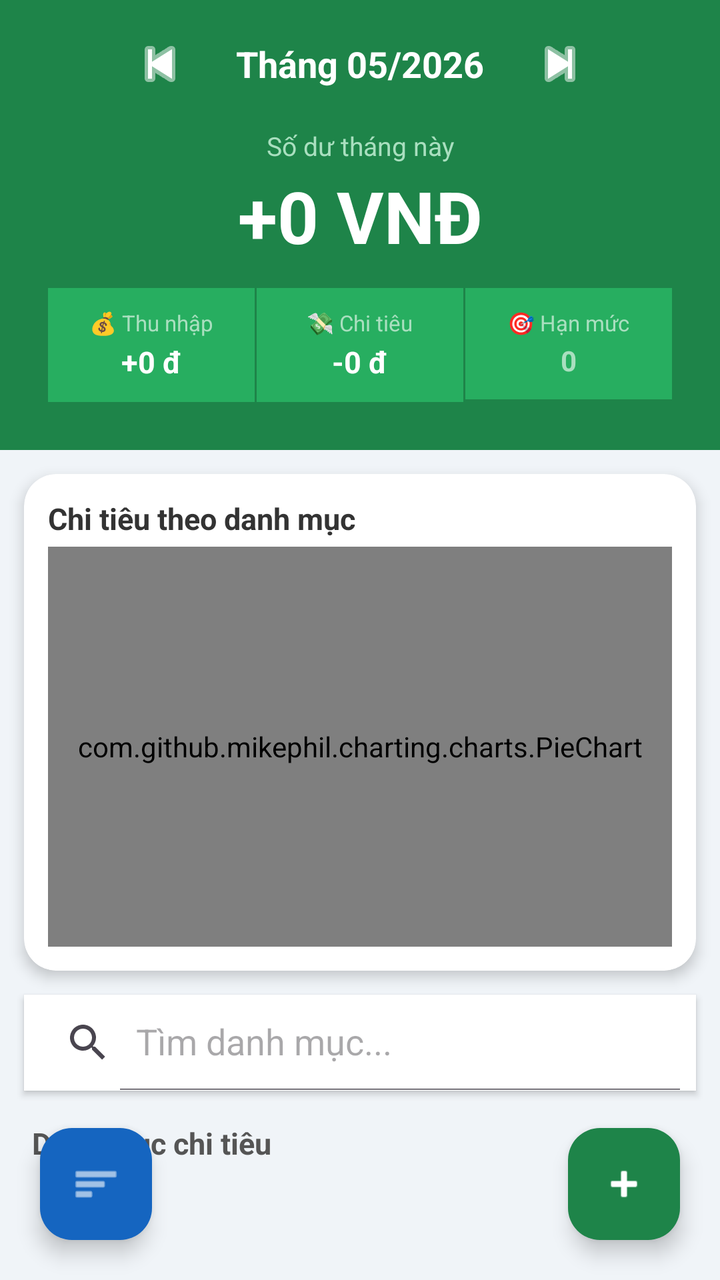
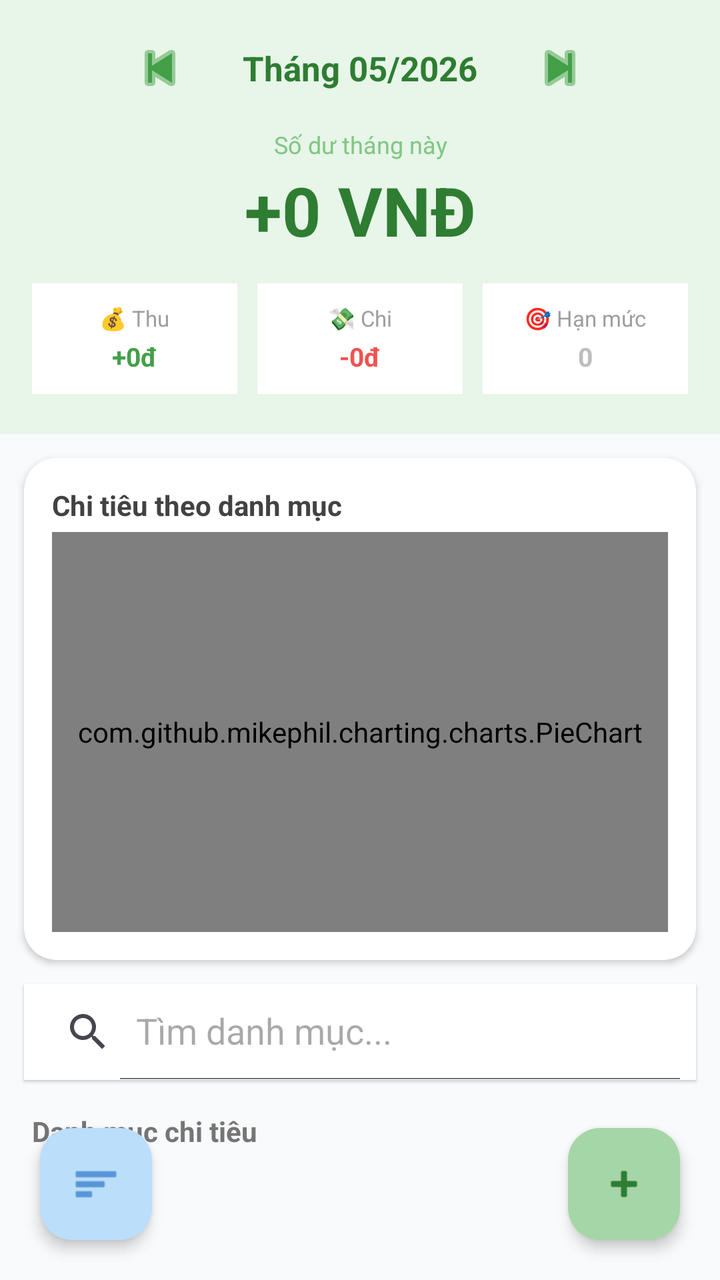

Two renders of the same Android screen: before a commit and after it. Below are the layout's source before the change and the commit's diff.
<!-- AndroidManifest.xml: application theme Theme.QuanLyChiTieu -->
<!-- res/layout/activity_main.xml -->
<?xml version="1.0" encoding="utf-8"?>
<RelativeLayout xmlns:android="http://schemas.android.com/apk/res/android"
    xmlns:app="http://schemas.android.com/apk/res-auto"
    android:layout_width="match_parent"
    android:layout_height="match_parent"
    android:background="#F0F4F8">

    <LinearLayout
        android:id="@+id/layoutHeader"
        android:layout_width="match_parent"
        android:layout_height="wrap_content"
        android:orientation="vertical"
        android:background="#1E8449"
        android:paddingBottom="24dp">

        <LinearLayout
            android:id="@+id/layoutMonthPicker"
            android:layout_width="match_parent"
            android:layout_height="wrap_content"
            android:orientation="horizontal"
            android:gravity="center"
            android:paddingTop="12dp"
            android:paddingBottom="4dp">

            <ImageButton
                android:id="@+id/btnPrevMonth"
                android:layout_width="40dp"
                android:layout_height="40dp"
                android:src="@android:drawable/ic_media_previous"
                android:background="?attr/selectableItemBackgroundBorderless"
                app:tint="#FFFFFF"/>

            <TextView
                android:id="@+id/tvCurrentMonth"
                android:layout_width="160dp"
                android:layout_height="wrap_content"
                android:text="Tháng 05/2026"
                android:textAlignment="center"
                android:textColor="#FFFFFF"
                android:textSize="18sp"
                android:textStyle="bold"/>

            <ImageButton
                android:id="@+id/btnNextMonth"
                android:layout_width="40dp"
                android:layout_height="40dp"
                android:src="@android:drawable/ic_media_next"
                android:background="?attr/selectableItemBackgroundBorderless"
                app:tint="#FFFFFF"/>
        </LinearLayout>

        <TextView
            android:layout_width="match_parent"
            android:layout_height="wrap_content"
            android:text="Số dư tháng này"
            android:textColor="#A9DFBF"
            android:textSize="13sp"
            android:gravity="center"
            android:layout_marginTop="8dp"/>

        <TextView
            android:id="@+id/tvTotalBalance"
            android:layout_width="match_parent"
            android:layout_height="wrap_content"
            android:text="+0 VNĐ"
            android:textColor="#FFFFFF"
            android:textSize="36sp"
            android:textStyle="bold"
            android:gravity="center"
            android:layout_marginTop="2dp"/>

        <LinearLayout
            android:layout_width="match_parent"
            android:layout_height="wrap_content"
            android:orientation="horizontal"
            android:layout_marginTop="12dp"
            android:paddingHorizontal="24dp">

            <LinearLayout
                android:layout_width="0dp"
                android:layout_height="wrap_content"
                android:layout_weight="1"
                android:orientation="vertical"
                android:gravity="center"
                android:background="#27AE60"
                android:padding="10dp">

                <TextView
                    android:layout_width="wrap_content"
                    android:layout_height="wrap_content"
                    android:text="💰 Thu nhập"
                    android:textColor="#A9DFBF"
                    android:textSize="11sp"/>

                <TextView
                    android:id="@+id/tvIncome"
                    android:layout_width="wrap_content"
                    android:layout_height="wrap_content"
                    android:text="+0 đ"
                    android:textColor="#FFFFFF"
                    android:textSize="15sp"
                    android:textStyle="bold"
                    android:layout_marginTop="2dp"/>
            </LinearLayout>

            <View android:layout_width="1dp" android:layout_height="match_parent" android:background="#1E8449"/>

            <LinearLayout
                android:layout_width="0dp"
                android:layout_height="wrap_content"
                android:layout_weight="1"
                android:orientation="vertical"
                android:gravity="center"
                android:background="#27AE60"
                android:padding="10dp">

                <TextView
                    android:layout_width="wrap_content"
                    android:layout_height="wrap_content"
                    android:text="💸 Chi tiêu"
                    android:textColor="#A9DFBF"
                    android:textSize="11sp"/>

                <TextView
                    android:id="@+id/tvExpense"
                    android:layout_width="wrap_content"
                    android:layout_height="wrap_content"
                    android:text="-0 đ"
                    android:textColor="#FFFFFF"
                    android:textSize="15sp"
                    android:textStyle="bold"
                    android:layout_marginTop="2dp"/>
            </LinearLayout>

            <View android:layout_width="1dp" android:layout_height="match_parent" android:background="#1E8449"/>

            <LinearLayout
                android:layout_width="0dp"
                android:layout_height="wrap_content"
                android:layout_weight="1"
                android:orientation="vertical"
                android:gravity="center"
                android:background="#27AE60"
                android:padding="10dp">

                <TextView
                    android:layout_width="wrap_content"
                    android:layout_height="wrap_content"
                    android:text="🎯 Hạn mức"
                    android:textColor="#A9DFBF"
                    android:textSize="11sp"/>

                <EditText
                    android:id="@+id/etBudget"
                    android:layout_width="match_parent"
                    android:layout_height="wrap_content"
                    android:hint="0"
                    android:inputType="number"
                    android:textColor="#FFFFFF"
                    android:textColorHint="#A9DFBF"
                    android:textSize="14sp"
                    android:textStyle="bold"
                    android:background="@android:color/transparent"
                    android:gravity="center"
                    android:layout_marginTop="2dp"/>
            </LinearLayout>
        </LinearLayout>
    </LinearLayout>

    <ScrollView
        android:id="@+id/scrollContent"
        android:layout_width="match_parent"
        android:layout_height="match_parent"
        android:layout_below="@id/layoutHeader"
        android:paddingBottom="80dp"
        android:clipToPadding="false">

        <LinearLayout
            android:layout_width="match_parent"
            android:layout_height="wrap_content"
            android:orientation="vertical">

            <androidx.cardview.widget.CardView
                android:layout_width="match_parent"
                android:layout_height="wrap_content"
                android:layout_margin="12dp"
                app:cardCornerRadius="16dp"
                app:cardElevation="4dp">

                <LinearLayout
                    android:layout_width="match_parent"
                    android:layout_height="wrap_content"
                    android:orientation="vertical"
                    android:padding="12dp">

                    <TextView
                        android:layout_width="wrap_content"
                        android:layout_height="wrap_content"
                        android:text="Chi tiêu theo danh mục"
                        android:textSize="15sp"
                        android:textStyle="bold"
                        android:textColor="#333333"
                        android:layout_marginBottom="4dp"/>

                    <com.github.mikephil.charting.charts.PieChart
                        android:id="@+id/pieChart"
                        android:layout_width="match_parent"
                        android:layout_height="200dp"/>
                </LinearLayout>
            </androidx.cardview.widget.CardView>

            <androidx.appcompat.widget.SearchView
                android:id="@+id/searchView"
                android:layout_width="match_parent"
                android:layout_height="wrap_content"
                android:layout_marginHorizontal="12dp"
                android:layout_marginBottom="4dp"
                android:background="#FFFFFF"
                android:elevation="2dp"
                app:queryHint="Tìm danh mục..."
                app:iconifiedByDefault="false"/>

            <TextView
                android:id="@+id/tvHistoryLabel"
                android:layout_width="wrap_content"
                android:layout_height="wrap_content"
                android:text="Danh mục chi tiêu"
                android:textStyle="bold"
                android:textSize="15sp"
                android:textColor="#555555"
                android:layout_marginStart="16dp"
                android:layout_marginTop="12dp"
                android:layout_marginBottom="4dp"/>

            <androidx.recyclerview.widget.RecyclerView
                android:id="@+id/rvTransactions"
                android:layout_width="match_parent"
                android:layout_height="wrap_content"
                android:nestedScrollingEnabled="false"/>
        </LinearLayout>
    </ScrollView>

    <com.google.android.material.floatingactionbutton.FloatingActionButton
        android:id="@+id/fabAdd"
        android:layout_width="wrap_content"
        android:layout_height="wrap_content"
        android:layout_alignParentEnd="true"
        android:layout_alignParentBottom="true"
        android:layout_margin="20dp"
        android:src="@android:drawable/ic_input_add"
        app:backgroundTint="#1E8449"
        app:tint="@android:color/white"
        app:elevation="6dp"/>

    <com.google.android.material.floatingactionbutton.FloatingActionButton
        android:id="@+id/fabStats"
        android:layout_width="wrap_content"
        android:layout_height="wrap_content"
        android:layout_alignParentStart="true"
        android:layout_alignParentBottom="true"
        android:layout_margin="20dp"
        android:src="@android:drawable/ic_menu_sort_by_size"
        app:backgroundTint="#1565C0"
        app:tint="@android:color/white"
        app:elevation="6dp"/>
</RelativeLayout>
<!-- resources referenced by this layout -->
<resources>
  <style name="Theme.QuanLyChiTieu" parent="Base.Theme.QuanLyChiTieu" />
  <style name="Base.Theme.QuanLyChiTieu" parent="Theme.Material3.DayNight.NoActionBar">
          
          
      </style>
</resources>

<!-- the commit's change to res/layout/activity_main.xml (unified diff, before → after) -->
@@ -3,15 +3,15 @@
     xmlns:app="http://schemas.android.com/apk/res-auto"
     android:layout_width="match_parent"
     android:layout_height="match_parent"
-    android:background="#F0F4F8">
+    android:background="#F9FAFB">
 
     <LinearLayout
         android:id="@+id/layoutHeader"
         android:layout_width="match_parent"
         android:layout_height="wrap_content"
         android:orientation="vertical"
-        android:background="#1E8449"
-        android:paddingBottom="24dp">
+        android:background="#E8F5E9"
+        android:paddingBottom="20dp">
 
         <LinearLayout
             android:id="@+id/layoutMonthPicker"
@@ -19,7 +19,7 @@
             android:layout_height="wrap_content"
             android:orientation="horizontal"
             android:gravity="center"
-            android:paddingTop="12dp"
+            android:paddingTop="14dp"
             android:paddingBottom="4dp">
 
             <ImageButton
@@ -28,7 +28,7 @@
                 android:layout_height="40dp"
                 android:src="@android:drawable/ic_media_previous"
                 android:background="?attr/selectableItemBackgroundBorderless"
-                app:tint="#FFFFFF"/>
+                app:tint="#43A047"/>
 
             <TextView
                 android:id="@+id/tvCurrentMonth"
@@ -36,8 +36,8 @@
                 android:layout_height="wrap_content"
                 android:text="Tháng 05/2026"
                 android:textAlignment="center"
-                android:textColor="#FFFFFF"
-                android:textSize="18sp"
+                android:textColor="#2E7D32"
+                android:textSize="17sp"
                 android:textStyle="bold"/>
 
             <ImageButton
@@ -46,25 +46,25 @@
                 android:layout_height="40dp"
                 android:src="@android:drawable/ic_media_next"
                 android:background="?attr/selectableItemBackgroundBorderless"
-                app:tint="#FFFFFF"/>
+                app:tint="#43A047"/>
         </LinearLayout>
 
         <TextView
             android:layout_width="match_parent"
             android:layout_height="wrap_content"
             android:text="Số dư tháng này"
-            android:textColor="#A9DFBF"
-            android:textSize="13sp"
+            android:textColor="#81C784"
+            android:textSize="12sp"
             android:gravity="center"
-            android:layout_marginTop="8dp"/>
+            android:layout_marginTop="6dp"/>
 
         <TextView
             android:id="@+id/tvTotalBalance"
             android:layout_width="match_parent"
             android:layout_height="wrap_content"
             android:text="+0 VNĐ"
-            android:textColor="#FFFFFF"
-            android:textSize="36sp"
+            android:textColor="#2E7D32"
+            android:textSize="34sp"
             android:textStyle="bold"
             android:gravity="center"
             android:layout_marginTop="2dp"/>
@@ -73,8 +73,9 @@
             android:layout_width="match_parent"
             android:layout_height="wrap_content"
             android:orientation="horizontal"
-            android:layout_marginTop="12dp"
-            android:paddingHorizontal="24dp">
+            android:layout_marginTop="14dp"
+            android:paddingHorizontal="16dp"
+            android:weightSum="3">
 
             <LinearLayout
                 android:layout_width="0dp"
@@ -82,28 +83,27 @@
                 android:layout_weight="1"
                 android:orientation="vertical"
                 android:gravity="center"
-                android:background="#27AE60"
-                android:padding="10dp">
-
-                <TextView
-                    android:layout_width="wrap_content"
-                    android:layout_height="wrap_content"
-                    android:text="💰 Thu nhập"
-                    android:textColor="#A9DFBF"
+                android:background="#FFFFFF"
+                android:padding="10dp"
+                android:layout_marginEnd="5dp">
+
+                <TextView
+                    android:layout_width="wrap_content"
+                    android:layout_height="wrap_content"
+                    android:text="💰 Thu"
+                    android:textColor="#9E9E9E"
                     android:textSize="11sp"/>
 
                 <TextView
                     android:id="@+id/tvIncome"
                     android:layout_width="wrap_content"
                     android:layout_height="wrap_content"
-                    android:text="+0 đ"
-                    android:textColor="#FFFFFF"
-                    android:textSize="15sp"
+                    android:text="+0đ"
+                    android:textColor="#43A047"
+                    android:textSize="13sp"
                     android:textStyle="bold"
-                    android:layout_marginTop="2dp"/>
+                    android:layout_marginTop="3dp"/>
             </LinearLayout>
-
-            <View android:layout_width="1dp" android:layout_height="match_parent" android:background="#1E8449"/>
 
             <LinearLayout
                 android:layout_width="0dp"
@@ -111,28 +111,27 @@
                 android:layout_weight="1"
                 android:orientation="vertical"
                 android:gravity="center"
-                android:background="#27AE60"
-                android:padding="10dp">
-
-                <TextView
-                    android:layout_width="wrap_content"
-                    android:layout_height="wrap_content"
-                    android:text="💸 Chi tiêu"
-                    android:textColor="#A9DFBF"
+                android:background="#FFFFFF"
+                android:padding="10dp"
+                android:layout_marginHorizontal="5dp">
+
+                <TextView
+                    android:layout_width="wrap_content"
+                    android:layout_height="wrap_content"
+                    android:text="💸 Chi"
+                    android:textColor="#9E9E9E"
                     android:textSize="11sp"/>
 
                 <TextView
                     android:id="@+id/tvExpense"
                     android:layout_width="wrap_content"
                     android:layout_height="wrap_content"
-                    android:text="-0 đ"
-                    android:textColor="#FFFFFF"
-                    android:textSize="15sp"
+                    android:text="-0đ"
+                    android:textColor="#EF5350"
+                    android:textSize="13sp"
                     android:textStyle="bold"
-                    android:layout_marginTop="2dp"/>
+                    android:layout_marginTop="3dp"/>
             </LinearLayout>
-
-            <View android:layout_width="1dp" android:layout_height="match_parent" android:background="#1E8449"/>
 
             <LinearLayout
                 android:layout_width="0dp"
@@ -140,14 +139,15 @@
                 android:layout_weight="1"
                 android:orientation="vertical"
                 android:gravity="center"
-                android:background="#27AE60"
-                android:padding="10dp">
+                android:background="#FFFFFF"
+                android:padding="10dp"
+                android:layout_marginStart="5dp">
 
                 <TextView
                     android:layout_width="wrap_content"
                     android:layout_height="wrap_content"
                     android:text="🎯 Hạn mức"
-                    android:textColor="#A9DFBF"
+                    android:textColor="#9E9E9E"
                     android:textSize="11sp"/>
 
                 <EditText
@@ -156,19 +156,18 @@
                     android:layout_height="wrap_content"
                     android:hint="0"
                     android:inputType="number"
-                    android:textColor="#FFFFFF"
-                    android:textColorHint="#A9DFBF"
-                    android:textSize="14sp"
+                    android:textColor="#FB8C00"
+                    android:textColorHint="#BDBDBD"
+                    android:textSize="13sp"
                     android:textStyle="bold"
                     android:background="@android:color/transparent"
                     android:gravity="center"
-                    android:layout_marginTop="2dp"/>
+                    android:layout_marginTop="3dp"/>
             </LinearLayout>
         </LinearLayout>
     </LinearLayout>
 
     <ScrollView
-        android:id="@+id/scrollContent"
         android:layout_width="match_parent"
         android:layout_height="match_parent"
         android:layout_below="@id/layoutHeader"
@@ -185,21 +184,22 @@
                 android:layout_height="wrap_content"
                 android:layout_margin="12dp"
                 app:cardCornerRadius="16dp"
-                app:cardElevation="4dp">
+                app:cardElevation="2dp"
+                app:cardBackgroundColor="#FFFFFF">
 
                 <LinearLayout
                     android:layout_width="match_parent"
                     android:layout_height="wrap_content"
                     android:orientation="vertical"
-                    android:padding="12dp">
+                    android:padding="14dp">
 
                     <TextView
                         android:layout_width="wrap_content"
                         android:layout_height="wrap_content"
                         android:text="Chi tiêu theo danh mục"
-                        android:textSize="15sp"
+                        android:textSize="14sp"
                         android:textStyle="bold"
-                        android:textColor="#333333"
+                        android:textColor="#424242"
                         android:layout_marginBottom="4dp"/>
 
                     <com.github.mikephil.charting.charts.PieChart
@@ -216,7 +216,7 @@
                 android:layout_marginHorizontal="12dp"
                 android:layout_marginBottom="4dp"
                 android:background="#FFFFFF"
-                android:elevation="2dp"
+                android:elevation="1dp"
                 app:queryHint="Tìm danh mục..."
                 app:iconifiedByDefault="false"/>
 
@@ -226,8 +226,8 @@
                 android:layout_height="wrap_content"
                 android:text="Danh mục chi tiêu"
                 android:textStyle="bold"
-                android:textSize="15sp"
-                android:textColor="#555555"
+                android:textSize="14sp"
+                android:textColor="#757575"
                 android:layout_marginStart="16dp"
                 android:layout_marginTop="12dp"
                 android:layout_marginBottom="4dp"/>
@@ -248,9 +248,9 @@
         android:layout_alignParentBottom="true"
         android:layout_margin="20dp"
         android:src="@android:drawable/ic_input_add"
-        app:backgroundTint="#1E8449"
-        app:tint="@android:color/white"
-        app:elevation="6dp"/>
+        app:backgroundTint="#A5D6A7"
+        app:tint="#2E7D32"
+        app:elevation="4dp"/>
 
     <com.google.android.material.floatingactionbutton.FloatingActionButton
         android:id="@+id/fabStats"
@@ -260,7 +260,7 @@
         android:layout_alignParentBottom="true"
         android:layout_margin="20dp"
         android:src="@android:drawable/ic_menu_sort_by_size"
-        app:backgroundTint="#1565C0"
-        app:tint="@android:color/white"
-        app:elevation="6dp"/>
+        app:backgroundTint="#BBDEFB"
+        app:tint="#1565C0"
+        app:elevation="4dp"/>
 </RelativeLayout>
